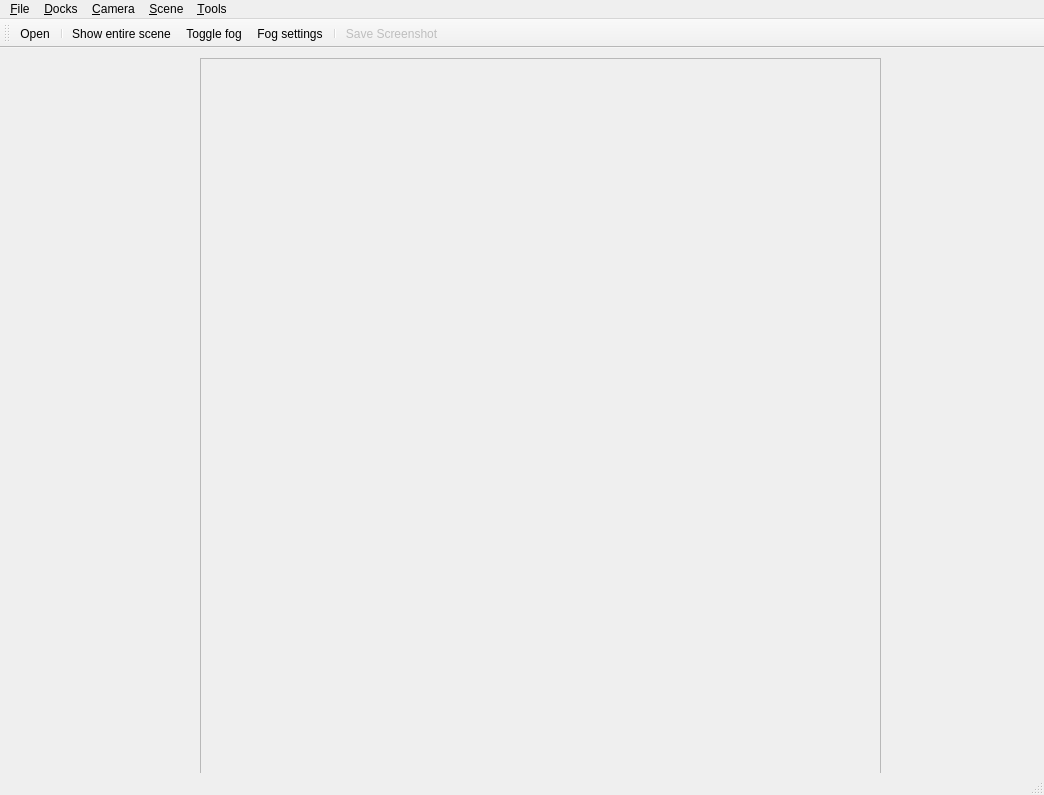
The window that src/qglviewer/ui/MainWindow.ui (uos/lvr2) describes before a commit, drawn with Qt 5.
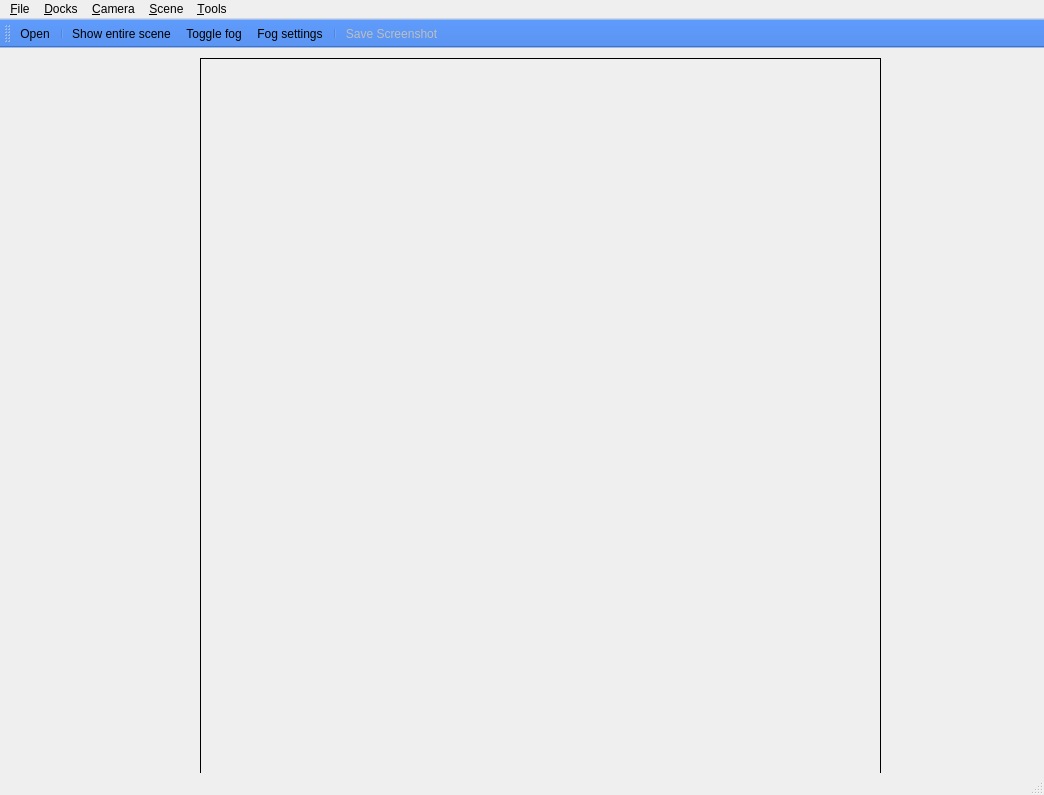
The same window after the commit. Icons and pictures are not drawn.

Commit message: Fixed PLYIO interface (don't know why it was broken)

Diff of the .ui file:
```diff
--- a/src/qglviewer/ui/MainWindow.ui
+++ b/src/qglviewer/ui/MainWindow.ui
@@ -41,6 +41,421 @@
       <height>731</height>
      </rect>
     </property>
+    <property name="palette">
+     <palette>
+      <active>
+       <colorrole role="WindowText">
+        <brush brushstyle="SolidPattern">
+         <color alpha="255">
+          <red>255</red>
+          <green>255</green>
+          <blue>255</blue>
+         </color>
+        </brush>
+       </colorrole>
+       <colorrole role="Button">
+        <brush brushstyle="SolidPattern">
+         <color alpha="255">
+          <red>0</red>
+          <green>0</green>
+          <blue>0</blue>
+         </color>
+        </brush>
+       </colorrole>
+       <colorrole role="Light">
+        <brush brushstyle="SolidPattern">
+         <color alpha="255">
+          <red>0</red>
+          <green>0</green>
+          <blue>0</blue>
+         </color>
+        </brush>
+       </colorrole>
+       <colorrole role="Midlight">
+        <brush brushstyle="SolidPattern">
+         <color alpha="255">
+          <red>0</red>
+          <green>0</green>
+          <blue>0</blue>
+         </color>
+        </brush>
+       </colorrole>
+       <colorrole role="Dark">
+        <brush brushstyle="SolidPattern">
+         <color alpha="255">
+          <red>0</red>
+          <green>0</green>
+          <blue>0</blue>
+         </color>
+        </brush>
+       </colorrole>
+       <colorrole role="Mid">
+        <brush brushstyle="SolidPattern">
+         <color alpha="255">
+          <red>0</red>
+          <green>0</green>
+          <blue>0</blue>
+         </color>
+        </brush>
+       </colorrole>
+       <colorrole role="Text">
+        <brush brushstyle="SolidPattern">
+         <color alpha="255">
+          <red>255</red>
+          <green>255</green>
+          <blue>255</blue>
+         </color>
+        </brush>
+       </colorrole>
+       <colorrole role="BrightText">
+        <brush brushstyle="SolidPattern">
+         <color alpha="255">
+          <red>255</red>
+          <green>255</green>
+          <blue>255</blue>
+         </color>
+        </brush>
+       </colorrole>
+       <colorrole role="ButtonText">
+        <brush brushstyle="SolidPattern">
+         <color alpha="255">
+          <red>255</red>
+          <green>255</green>
+          <blue>255</blue>
+         </color>
+        </brush>
+       </colorrole>
+       <colorrole role="Base">
+        <brush brushstyle="SolidPattern">
+         <color alpha="255">
+          <red>0</red>
+          <green>0</green>
+          <blue>0</blue>
+         </color>
+        </brush>
+       </colorrole>
+       <colorrole role="Window">
+        <brush brushstyle="SolidPattern">
+         <color alpha="255">
+          <red>0</red>
+          <green>0</green>
+          <blue>0</blue>
+         </color>
+        </brush>
+       </colorrole>
+       <colorrole role="Shadow">
+        <brush brushstyle="SolidPattern">
+         <color alpha="255">
+          <red>0</red>
+          <green>0</green>
+          <blue>0</blue>
+         </color>
+        </brush>
+       </colorrole>
+       <colorrole role="AlternateBase">
+        <brush brushstyle="SolidPattern">
+         <color alpha="255">
+          <red>0</red>
+          <green>0</green>
+          <blue>0</blue>
+         </color>
+        </brush>
+       </colorrole>
+       <colorrole role="ToolTipBase">
+        <brush brushstyle="SolidPattern">
+         <color alpha="255">
+          <red>255</red>
+          <green>255</green>
+          <blue>220</blue>
+         </color>
+        </brush>
+       </colorrole>
+       <colorrole role="ToolTipText">
+        <brush brushstyle="SolidPattern">
+         <color alpha="255">
+          <red>0</red>
+          <green>0</green>
+          <blue>0</blue>
+         </color>
+        </brush>
+       </colorrole>
+      </active>
+      <inactive>
+       <colorrole role="WindowText">
+        <brush brushstyle="SolidPattern">
+         <color alpha="255">
+          <red>255</red>
+          <green>255</green>
+          <blue>255</blue>
+         </color>
+        </brush>
+       </colorrole>
+       <colorrole role="Button">
+        <brush brushstyle="SolidPattern">
+         <color alpha="255">
+          <red>0</red>
+          <green>0</green>
+          <blue>0</blue>
+         </color>
+        </brush>
+       </colorrole>
+       <colorrole role="Light">
+        <brush brushstyle="SolidPattern">
+         <color alpha="255">
+          <red>0</red>
+          <green>0</green>
+          <blue>0</blue>
+         </color>
+        </brush>
+       </colorrole>
+       <colorrole role="Midlight">
+        <brush brushstyle="SolidPattern">
+         <color alpha="255">
+          <red>0</red>
+          <green>0</green>
+          <blue>0</blue>
+         </color>
+        </brush>
+       </colorrole>
+       <colorrole role="Dark">
+        <brush brushstyle="SolidPattern">
+         <color alpha="255">
+          <red>0</red>
+          <green>0</green>
+          <blue>0</blue>
+         </color>
+        </brush>
+       </colorrole>
+       <colorrole role="Mid">
+        <brush brushstyle="SolidPattern">
+         <color alpha="255">
+          <red>0</red>
+          <green>0</green>
+          <blue>0</blue>
+         </color>
+        </brush>
+       </colorrole>
+       <colorrole role="Text">
+        <brush brushstyle="SolidPattern">
+         <color alpha="255">
+          <red>255</red>
+          <green>255</green>
+          <blue>255</blue>
+         </color>
+        </brush>
+       </colorrole>
+       <colorrole role="BrightText">
+        <brush brushstyle="SolidPattern">
+         <color alpha="255">
+          <red>255</red>
+          <green>255</green>
+          <blue>255</blue>
+         </color>
+        </brush>
+       </colorrole>
+       <colorrole role="ButtonText">
+        <brush brushstyle="SolidPattern">
+         <color alpha="255">
+          <red>255</red>
+          <green>255</green>
+          <blue>255</blue>
+         </color>
+        </brush>
+       </colorrole>
+       <colorrole role="Base">
+        <brush brushstyle="SolidPattern">
+         <color alpha="255">
+          <red>0</red>
+          <green>0</green>
+          <blue>0</blue>
+         </color>
+        </brush>
+       </colorrole>
+       <colorrole role="Window">
+        <brush brushstyle="SolidPattern">
+         <color alpha="255">
+          <red>0</red>
+          <green>0</green>
+          <blue>0</blue>
+         </color>
+        </brush>
+       </colorrole>
+       <colorrole role="Shadow">
+        <brush brushstyle="SolidPattern">
+         <color alpha="255">
+          <red>0</red>
+          <green>0</green>
+          <blue>0</blue>
+         </color>
+        </brush>
+       </colorrole>
+       <colorrole role="AlternateBase">
+        <brush brushstyle="SolidPattern">
+         <color alpha="255">
+          <red>0</red>
+          <green>0</green>
+          <blue>0</blue>
+         </color>
+        </brush>
+       </colorrole>
+       <colorrole role="ToolTipBase">
+        <brush brushstyle="SolidPattern">
+         <color alpha="255">
+          <red>255</red>
+          <green>255</green>
+          <blue>220</blue>
+         </color>
+        </brush>
+       </colorrole>
+       <colorrole role="ToolTipText">
+        <brush brushstyle="SolidPattern">
+         <color alpha="255">
+          <red>0</red>
+          <green>0</green>
+          <blue>0</blue>
+         </color>
+        </brush>
+       </colorrole>
+      </inactive>
+      <disabled>
+       <colorrole role="WindowText">
+        <brush brushstyle="SolidPattern">
+         <color alpha="255">
+          <red>0</red>
+          <green>0</green>
+          <blue>0</blue>
+         </color>
+        </brush>
+       </colorrole>
+       <colorrole role="Button">
+        <brush brushstyle="SolidPattern">
+         <color alpha="255">
+          <red>0</red>
+          <green>0</green>
+          <blue>0</blue>
+         </color>
+        </brush>
+       </colorrole>
+       <colorrole role="Light">
+        <brush brushstyle="SolidPattern">
+         <color alpha="255">
+          <red>0</red>
+          <green>0</green>
+          <blue>0</blue>
+         </color>
+        </brush>
+       </colorrole>
+       <colorrole role="Midlight">
+        <brush brushstyle="SolidPattern">
+         <color alpha="255">
+          <red>0</red>
+          <green>0</green>
+          <blue>0</blue>
+         </color>
+        </brush>
+       </colorrole>
+       <colorrole role="Dark">
+        <brush brushstyle="SolidPattern">
+         <color alpha="255">
+          <red>0</red>
+          <green>0</green>
+          <blue>0</blue>
+         </color>
+        </brush>
+       </colorrole>
+       <colorrole role="Mid">
+        <brush brushstyle="SolidPattern">
+         <color alpha="255">
+          <red>0</red>
+          <green>0</green>
+          <blue>0</blue>
+         </color>
+        </brush>
+       </colorrole>
+       <colorrole role="Text">
+        <brush brushstyle="SolidPattern">
+         <color alpha="255">
+          <red>0</red>
+          <green>0</green>
+          <blue>0</blue>
+         </color>
+        </brush>
+       </colorrole>
+       <colorrole role="BrightText">
+        <brush brushstyle="SolidPattern">
+         <color alpha="255">
+          <red>255</red>
+          <green>255</green>
+          <blue>255</blue>
+         </color>
+        </brush>
+       </colorrole>
+       <colorrole role="ButtonText">
+        <brush brushstyle="SolidPattern">
+         <color alpha="255">
+          <red>0</red>
+          <green>0</green>
+          <blue>0</blue>
+         </color>
+        </brush>
+       </colorrole>
+       <colorrole role="Base">
+        <brush brushstyle="SolidPattern">
+         <color alpha="255">
+          <red>0</red>
+          <green>0</green>
+          <blue>0</blue>
+         </color>
+        </brush>
+       </colorrole>
+       <colorrole role="Window">
+        <brush brushstyle="SolidPattern">
+         <color alpha="255">
+          <red>0</red>
+          <green>0</green>
+          <blue>0</blue>
+         </color>
+        </brush>
+       </colorrole>
+       <colorrole role="Shadow">
+        <brush brushstyle="SolidPattern">
+         <color alpha="255">
+          <red>0</red>
+          <green>0</green>
+          <blue>0</blue>
+         </color>
+        </brush>
+       </colorrole>
+       <colorrole role="AlternateBase">
+        <brush brushstyle="SolidPattern">
+         <color alpha="255">
+          <red>0</red>
+          <green>0</green>
+          <blue>0</blue>
+         </color>
+        </brush>
+       </colorrole>
+       <colorrole role="ToolTipBase">
+        <brush brushstyle="SolidPattern">
+         <color alpha="255">
+          <red>255</red>
+          <green>255</green>
+          <blue>220</blue>
+         </color>
+        </brush>
+       </colorrole>
+       <colorrole role="ToolTipText">
+        <brush brushstyle="SolidPattern">
+         <color alpha="255">
+          <red>0</red>
+          <green>0</green>
+          <blue>0</blue>
+         </color>
+        </brush>
+       </colorrole>
+      </disabled>
+     </palette>
+    </property>
     <property name="frameShape">
      <enum>QFrame::StyledPanel</enum>
     </property>
@@ -112,9 +527,85 @@
   </widget>
   <widget class="QStatusBar" name="statusbar"/>
   <widget class="QToolBar" name="toolBar">
+   <property name="palette">
+    <palette>
+     <active>
+      <colorrole role="Base">
+       <brush brushstyle="SolidPattern">
+        <color alpha="255">
+         <red>255</red>
+         <green>255</green>
+         <blue>255</blue>
+        </color>
+       </brush>
+      </colorrole>
+      <colorrole role="Window">
+       <brush brushstyle="SolidPattern">
+        <color alpha="255">
+         <red>91</red>
+         <green>149</green>
+         <blue>242</blue>
+        </color>
+       </brush>
+      </colorrole>
+     </active>
+     <inactive>
+      <colorrole role="Base">
+       <brush brushstyle="SolidPattern">
+        <color alpha="255">
+         <red>255</red>
+         <green>255</green>
+         <blue>255</blue>
+        </color>
+       </brush>
+      </colorrole>
+      <colorrole role="Window">
+       <brush brushstyle="SolidPattern">
+        <color alpha="255">
+         <red>91</red>
+         <green>149</green>
+         <blue>242</blue>
+        </color>
+       </brush>
+      </colorrole>
+     </inactive>
+     <disabled>
+      <colorrole role="Base">
+       <brush brushstyle="SolidPattern">
+        <color alpha="255">
+         <red>91</red>
+         <green>149</green>
+         <blue>242</blue>
+        </color>
+       </brush>
+      </colorrole>
+      <colorrole role="Window">
+       <brush brushstyle="SolidPattern">
+        <color alpha="255">
+         <red>91</red>
+         <green>149</green>
+         <blue>242</blue>
+        </color>
+       </brush>
+      </colorrole>
+     </disabled>
+    </palette>
+   </property>
    <property name="windowTitle">
     <string>toolBar</string>
    </property>
+   <property name="autoFillBackground">
+    <bool>false</bool>
+   </property>
+   <property name="iconSize">
+    <size>
+     <width>32</width>
+     <height>32</height>
+    </size>
+   </property>
+   <property name="toolButtonStyle">
+    <enum>Qt::ToolButtonTextUnderIcon</enum>
+   </property>
    <attribute name="toolBarArea">
     <enum>TopToolBarArea</enum>
    </attribute>
```
The commit also changes 2 other files.
